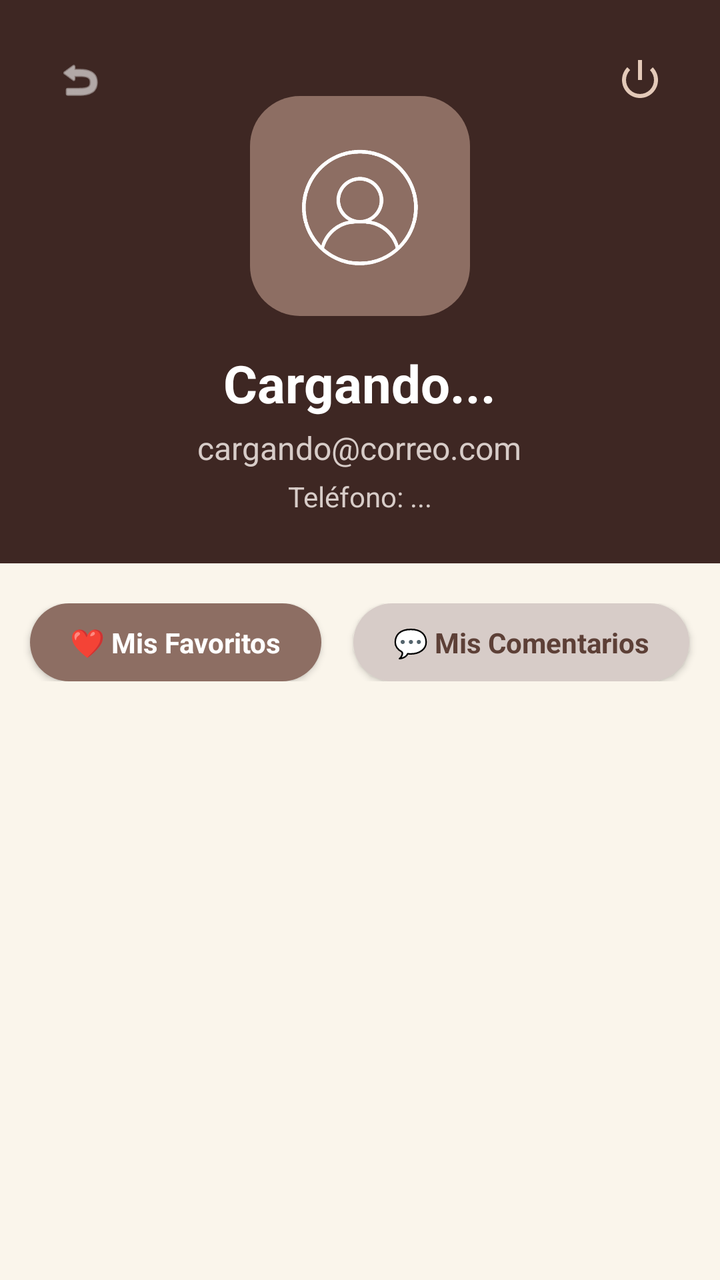
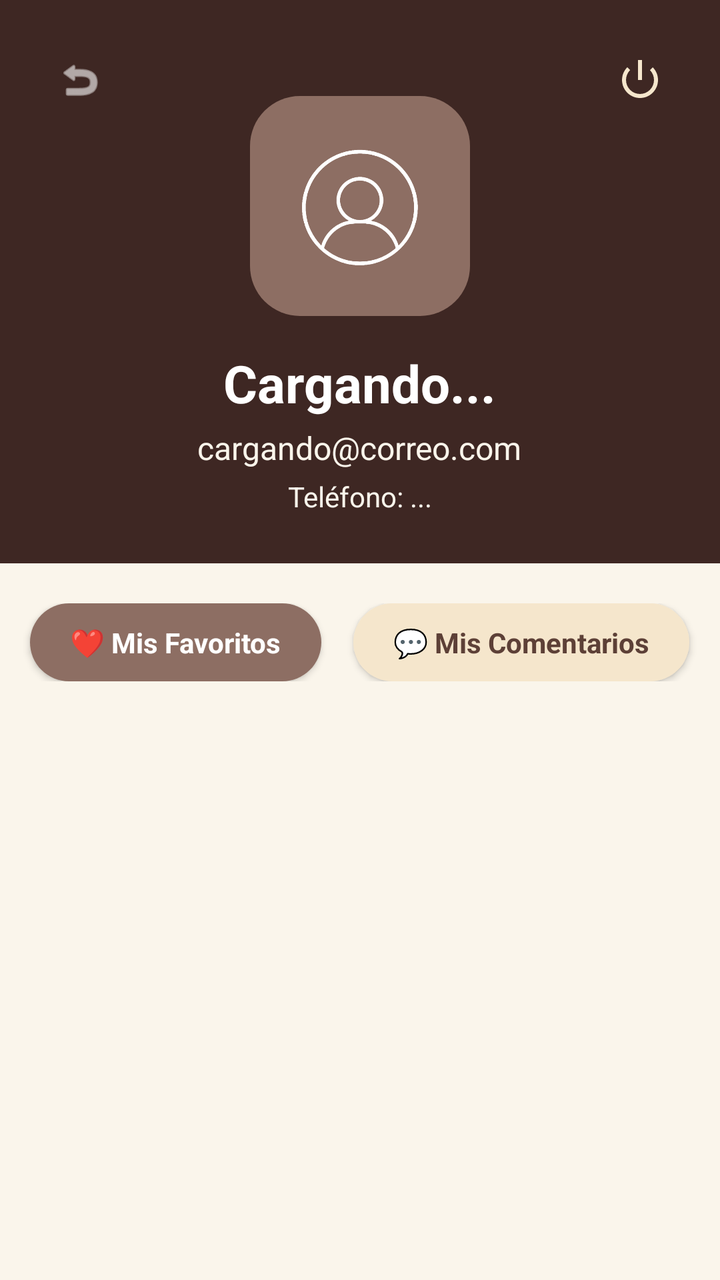

Compare the two renders of this Android layout. The source of the first and the diff that turns it into the second are given below.
<!-- AndroidManifest.xml: application theme Theme.Cafeteria -->
<!-- res/layout/fragment_perfil.xml -->
<?xml version="1.0" encoding="utf-8"?>
<androidx.constraintlayout.widget.ConstraintLayout xmlns:android="http://schemas.android.com/apk/res/android"
    xmlns:app="http://schemas.android.com/apk/res-auto"
    android:layout_width="match_parent"
    android:layout_height="match_parent"
    android:background="#FAF5EB">

    
    <LinearLayout
        android:id="@+id/header_perfil"
        android:layout_width="match_parent"
        android:layout_height="wrap_content"
        android:background="#3E2723"
        android:gravity="center"
        android:orientation="vertical"
        android:padding="24dp"
        app:layout_constraintTop_toTopOf="parent">

        <ImageView
            android:layout_width="110dp"
            android:layout_height="110dp"
            android:layout_marginTop="24dp"
            android:background="@drawable/fondo_redondeado_crema"
            android:backgroundTint="#8D6E63"
            android:padding="24dp"
            android:src="@drawable/icono_perfil"
            app:tint="#FFFFFF" />

        <TextView
            android:id="@+id/txt_perfil_nombre"
            android:layout_width="wrap_content"
            android:layout_height="wrap_content"
            android:layout_marginTop="16dp"
            android:text="Cargando..."
            android:textColor="#FFFFFF"
            android:textSize="26sp"
            android:textStyle="bold" />

        <TextView
            android:id="@+id/txt_perfil_correo"
            android:layout_width="wrap_content"
            android:layout_height="wrap_content"
            android:layout_marginTop="4dp"
            android:text="cargando@correo.com"
            android:textColor="#D7CCC8"
            android:textSize="16sp" />

        <TextView
            android:id="@+id/txt_perfil_telefono"
            android:layout_width="wrap_content"
            android:layout_height="wrap_content"
            android:layout_marginTop="4dp"
            android:text="Teléfono: ..."
            android:textColor="#D7CCC8"
            android:textSize="14sp" />
    </LinearLayout>

    
    <ImageView
        android:id="@+id/btn_volver_perfil"
        android:layout_width="48dp"
        android:layout_height="48dp"
        android:layout_margin="16dp"
        android:background="?attr/selectableItemBackgroundBorderless"
        android:padding="12dp"
        android:src="@android:drawable/ic_menu_revert"
        app:tint="#FFFFFF"
        app:layout_constraintStart_toStartOf="parent"
        app:layout_constraintTop_toTopOf="parent" />

    
    <ImageView
        android:id="@+id/btn_cerrar_sesion"
        android:layout_width="48dp"
        android:layout_height="48dp"
        android:layout_margin="16dp"
        android:background="?attr/selectableItemBackgroundBorderless"
        android:padding="12dp"
        android:src="@android:drawable/ic_lock_power_off"
        app:tint="#E3C9B8"
        app:layout_constraintEnd_toEndOf="parent"
        app:layout_constraintTop_toTopOf="parent" />

    
    <LinearLayout
        android:id="@+id/layout_tabs_perfil"
        android:layout_width="match_parent"
        android:layout_height="wrap_content"
        android:layout_marginTop="20dp"
        android:gravity="center"
        android:orientation="horizontal"
        app:layout_constraintTop_toBottomOf="@id/header_perfil">

        <TextView
            android:id="@+id/tab_favoritos"
            android:layout_width="wrap_content"
            android:layout_height="wrap_content"
            android:layout_marginEnd="16dp"
            android:background="@drawable/fondo_redondeado_crema"
            android:backgroundTint="#8D6E63"
            android:paddingHorizontal="20dp"
            android:paddingVertical="10dp"
            android:text="❤️ Mis Favoritos"
            android:textColor="#FFFFFF"
            android:textStyle="bold"
            android:elevation="2dp" />

        <TextView
            android:id="@+id/tab_mis_comentarios"
            android:layout_width="wrap_content"
            android:layout_height="wrap_content"
            android:background="@drawable/fondo_redondeado_crema"
            android:backgroundTint="#D7CCC8"
            android:paddingHorizontal="20dp"
            android:paddingVertical="10dp"
            android:text="💬 Mis Comentarios"
            android:textColor="#5D4037"
            android:textStyle="bold"
            android:elevation="2dp" />
    </LinearLayout>

    
    <androidx.recyclerview.widget.RecyclerView
        android:id="@+id/recycler_perfil_favoritos"
        android:layout_width="match_parent"
        android:layout_height="0dp"
        android:layout_marginTop="16dp"
        android:paddingHorizontal="16dp"
        android:clipToPadding="false"
        android:paddingBottom="20dp"
        app:layout_constraintBottom_toBottomOf="parent"
        app:layout_constraintTop_toBottomOf="@id/layout_tabs_perfil" />

    
    <androidx.recyclerview.widget.RecyclerView
        android:id="@+id/recycler_perfil_comentarios"
        android:layout_width="match_parent"
        android:layout_height="0dp"
        android:layout_marginTop="16dp"
        android:paddingHorizontal="16dp"
        android:clipToPadding="false"
        android:paddingBottom="20dp"
        android:visibility="gone"
        app:layout_constraintBottom_toBottomOf="parent"
        app:layout_constraintTop_toBottomOf="@id/layout_tabs_perfil" />

</androidx.constraintlayout.widget.ConstraintLayout>
<!-- resources referenced by this layout -->
<resources>
  <!-- drawable fondo_redondeado_crema (drawable) -->
  <?xml version="1.0" encoding="utf-8"?>
  <shape xmlns:android="http://schemas.android.com/apk/res/android">
      
      <solid android:color="#F5E6CC" />
      
      <corners android:radius="25dp" />
  </shape>
  <!-- drawable icono_perfil: png bitmap (drawable, 210604 bytes) -->
  <style name="Theme.Cafeteria" parent="Base.Theme.Cafeteria" />
  <style name="Base.Theme.Cafeteria" parent="Theme.Material3.DayNight.NoActionBar">
          
          
      </style>
</resources>

<!-- the commit's change to res/layout/fragment_perfil.xml (unified diff, before → after) -->
@@ -3,14 +3,14 @@
     xmlns:app="http://schemas.android.com/apk/res-auto"
     android:layout_width="match_parent"
     android:layout_height="match_parent"
-    android:background="#FAF5EB">
+    android:background="@color/crema_fondo">
 
     
     <LinearLayout
         android:id="@+id/header_perfil"
         android:layout_width="match_parent"
         android:layout_height="wrap_content"
-        android:background="#3E2723"
+        android:background="@color/cafe_oscuro_texto"
         android:gravity="center"
         android:orientation="vertical"
         android:padding="24dp"
@@ -21,10 +21,10 @@
             android:layout_height="110dp"
             android:layout_marginTop="24dp"
             android:background="@drawable/fondo_redondeado_crema"
-            android:backgroundTint="#8D6E63"
+            android:backgroundTint="@color/cafe_suave"
             android:padding="24dp"
             android:src="@drawable/icono_perfil"
-            app:tint="#FFFFFF" />
+            app:tint="@color/white" />
 
         <TextView
             android:id="@+id/txt_perfil_nombre"
@@ -32,7 +32,7 @@
             android:layout_height="wrap_content"
             android:layout_marginTop="16dp"
             android:text="Cargando..."
-            android:textColor="#FFFFFF"
+            android:textColor="@color/white"
             android:textSize="26sp"
             android:textStyle="bold" />
 
@@ -42,7 +42,7 @@
             android:layout_height="wrap_content"
             android:layout_marginTop="4dp"
             android:text="cargando@correo.com"
-            android:textColor="#D7CCC8"
+            android:textColor="@color/crema_fondo"
             android:textSize="16sp" />
 
         <TextView
@@ -51,7 +51,7 @@
             android:layout_height="wrap_content"
             android:layout_marginTop="4dp"
             android:text="Teléfono: ..."
-            android:textColor="#D7CCC8"
+            android:textColor="@color/crema_fondo"
             android:textSize="14sp" />
     </LinearLayout>
 
@@ -64,7 +64,7 @@
         android:background="?attr/selectableItemBackgroundBorderless"
         android:padding="12dp"
         android:src="@android:drawable/ic_menu_revert"
-        app:tint="#FFFFFF"
+        app:tint="@color/white"
         app:layout_constraintStart_toStartOf="parent"
         app:layout_constraintTop_toTopOf="parent" />
 
@@ -77,7 +77,7 @@
         android:background="?attr/selectableItemBackgroundBorderless"
         android:padding="12dp"
         android:src="@android:drawable/ic_lock_power_off"
-        app:tint="#E3C9B8"
+        app:tint="@color/crema_boton"
         app:layout_constraintEnd_toEndOf="parent"
         app:layout_constraintTop_toTopOf="parent" />
 
@@ -97,11 +97,11 @@
             android:layout_height="wrap_content"
             android:layout_marginEnd="16dp"
             android:background="@drawable/fondo_redondeado_crema"
-            android:backgroundTint="#8D6E63"
+            android:backgroundTint="@color/cafe_suave"
             android:paddingHorizontal="20dp"
             android:paddingVertical="10dp"
             android:text="❤️ Mis Favoritos"
-            android:textColor="#FFFFFF"
+            android:textColor="@color/white"
             android:textStyle="bold"
             android:elevation="2dp" />
 
@@ -110,11 +110,11 @@
             android:layout_width="wrap_content"
             android:layout_height="wrap_content"
             android:background="@drawable/fondo_redondeado_crema"
-            android:backgroundTint="#D7CCC8"
+            android:backgroundTint="@color/crema_boton"
             android:paddingHorizontal="20dp"
             android:paddingVertical="10dp"
             android:text="💬 Mis Comentarios"
-            android:textColor="#5D4037"
+            android:textColor="@color/cafe_claro_texto"
             android:textStyle="bold"
             android:elevation="2dp" />
     </LinearLayout>
<!-- resource entries referenced after the edit -->
@@ -1,5 +1,11 @@
 <!-- resources referenced by this layout -->
 <resources>
+  <color name="cafe_claro_texto">#5D4037</color>
+  <color name="cafe_oscuro_texto">#3E2723</color>
+  <color name="cafe_suave">#8D6E63</color>
+  <color name="crema_boton">#F5E6CC</color>
+  <color name="crema_fondo">#FAF5EB</color>
+  <color name="white">#FFFFFFFF</color>
   <!-- drawable fondo_redondeado_crema (drawable) -->
   <?xml version="1.0" encoding="utf-8"?>
   <shape xmlns:android="http://schemas.android.com/apk/res/android">
